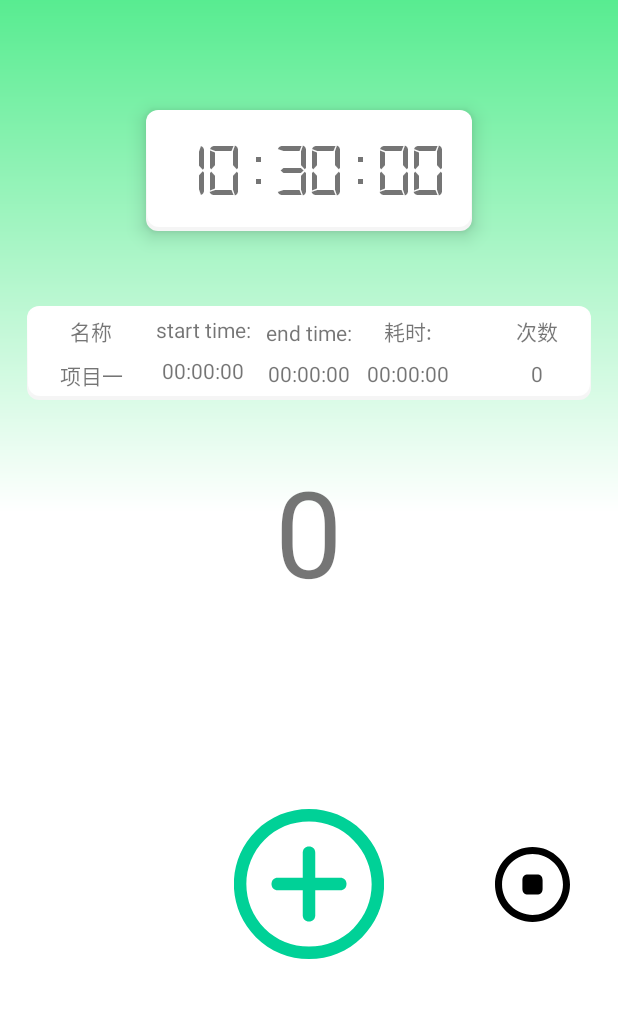
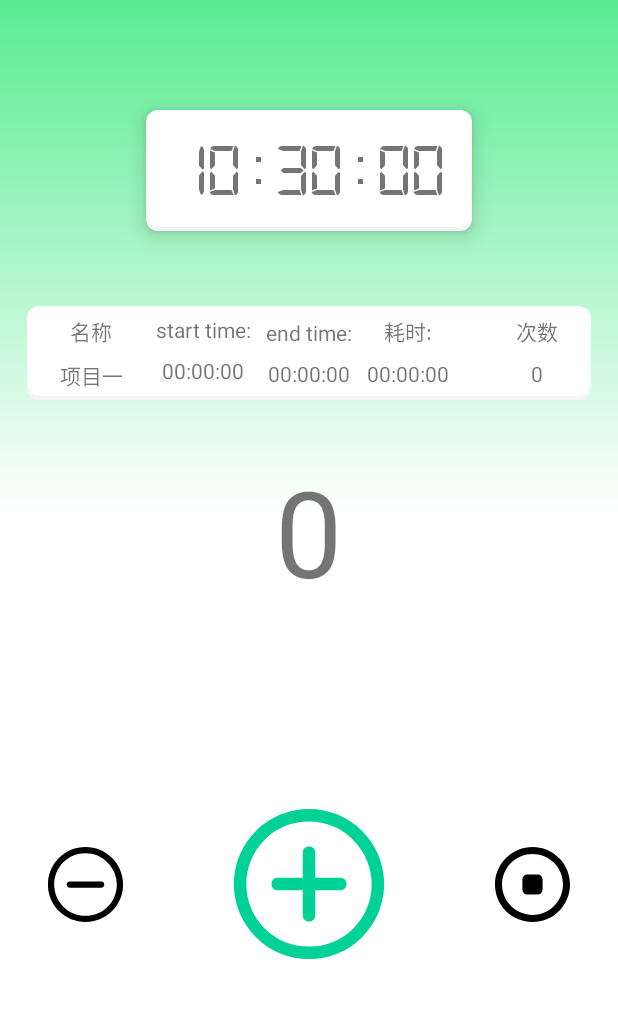
Before and after one commit to zhangzhuo1024/SmartCounter, an Android app: the screen it shows after launch (MainActivity), on a phone screen of 412 x 824 dp, the part 105-1123 px from its top. Run offline under Robolectric (Android 15) with nearby library versions, the phone set to English and light mode, and no system bars; our stand-ins replace ButterKnife; libraries missing offline, so code that uses them is left out: com.gyf.immersionbar, org.greenrobot.greendao; pictures from the network do not load; 1 statement that could not run was skipped.

Commit message:
添加减少按钮

```diff
--- a/app/src/main/java/com/quarkboom/smartcounter/MainActivity.java
+++ b/app/src/main/java/com/quarkboom/smartcounter/MainActivity.java
@@ -47,6 +47,8 @@ public class MainActivity extends BaseActivity {
     TextView countTotal;
     @BindView(R.id.counter_number)
     TextView counterNumber;
+    @BindView(R.id.subtract)
+    ImageView subtract;
     @BindView(R.id.add)
     ImageView add;
     @BindView(R.id.reset)
@@ -133,7 +135,7 @@ public class MainActivity extends BaseActivity {
         ButterKnife.bind(this);
     }
 
-    @OnClick({R.id.list_icon, R.id.current_time, R.id.name, R.id.start_text, R.id.end_text, R.id.use_time, R.id.count_total, R.id.counter_number, R.id.add, R.id.reset})
+    @OnClick({R.id.list_icon, R.id.current_time, R.id.name, R.id.start_text, R.id.end_text, R.id.use_time, R.id.count_total, R.id.counter_number, R.id.subtract, R.id.add, R.id.reset})
     public void onClick(View view) {
         switch (view.getId()) {
             case R.id.list_icon:
@@ -152,6 +154,14 @@ public class MainActivity extends BaseActivity {
             case R.id.count_total:
                 break;
             case R.id.counter_number:
+                break;
+            case R.id.subtract:
+                if (counter > 0) {
+                    counter--;
+                    counterNumber.setText(counter + "");
+                    soundPoolUtil.play(1);
+                    vibrator.vibrate(new long[]{0, 35}, -1);
+                }
                 break;
             case R.id.add:
                 if (counter == 0) {
--- /dev/null
+++ b/app/src/main/res/drawable/subtract_button.xml
@@ -0,0 +1,12 @@
+<vector xmlns:android="http://schemas.android.com/apk/res/android"
+    android:width="24dp"
+    android:height="24dp"
+    android:viewportWidth="24"
+    android:viewportHeight="24">
+    <path
+        android:fillColor="#000000"
+        android:pathData="M12,24c-3.2,0 -6.2,-1.2 -8.5,-3.5c-4.7,-4.7 -4.7,-12.3 0,-17C5.8,1.2 8.8,0 12,0s6.2,1.2 8.5,3.5c4.7,4.7 4.7,12.3 0,17C18.2,22.8 15.2,24 12,24zM12,2C9.3,2 6.8,3 4.9,4.9C1,8.8 1,15.2 4.9,19.1C6.8,21 9.3,22 12,22s5.2,-1 7.1,-2.9c3.9,-3.9 3.9,-10.2 0,-14.1C17.2,3 14.7,2 12,2z" />
+        <path
+        android:fillColor="#000000"
+        android:pathData="M17,13H7c-0.6,0 -1,-0.4 -1,-1s0.4,-1 1,-1h10c0.6,0 1,0.4 1,1S17.6,13 17,13z" />
+</vector>
--- a/app/src/main/res/layout/activity_main.xml
+++ b/app/src/main/res/layout/activity_main.xml
@@ -188,6 +188,16 @@
         android:layout_marginBottom="32dp"
         android:gravity="center_vertical"
         android:orientation="horizontal">
+        <ImageView
+            android:id="@+id/subtract"
+            android:layout_width="50dp"
+            android:layout_height="50dp"
+            android:layout_alignParentStart="true"
+            android:layout_centerVertical="true"
+            android:background="?android:attr/selectableItemBackgroundBorderless"
+            android:clickable="true"
+            android:scaleType="centerCrop"
+            android:src="@drawable/subtract_button" />
 
         <ImageView
             android:id="@+id/add"
```
